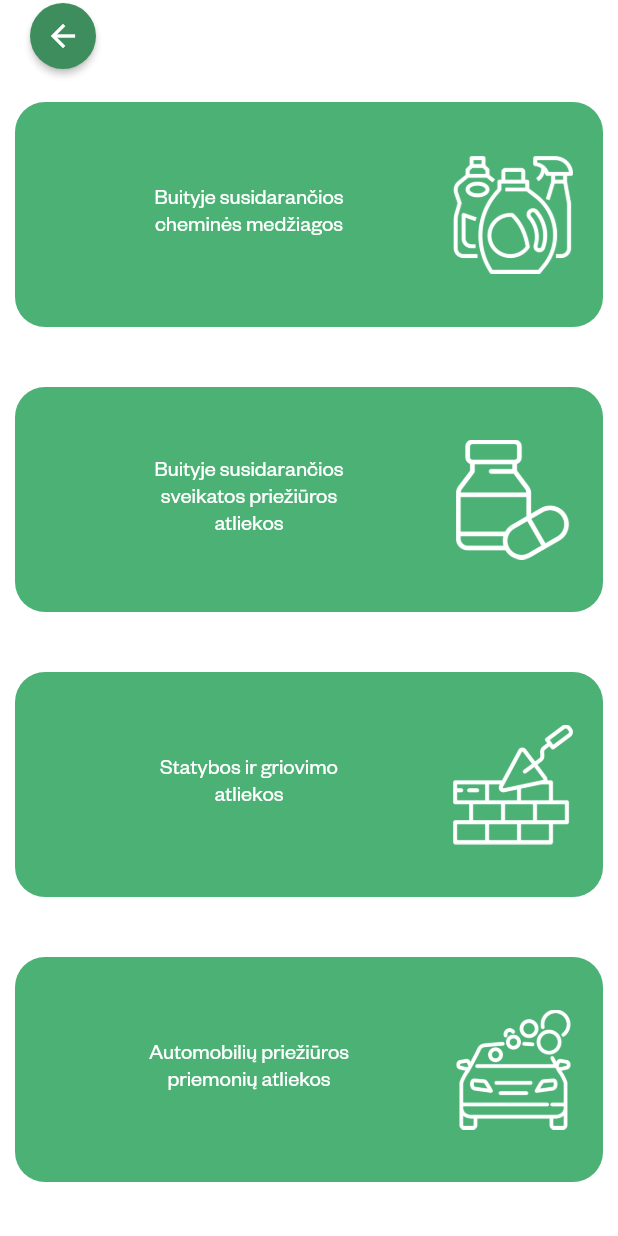
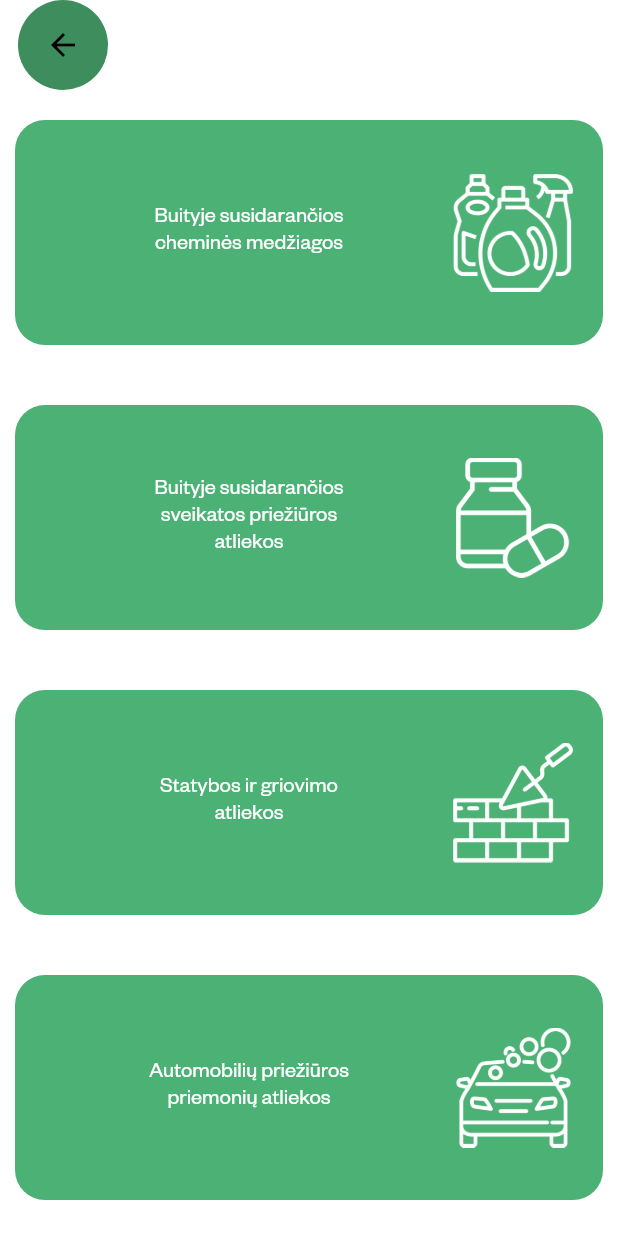
Before and after one commit to AplinkosMinisterija/rusiavimo-irankis, a Flutter app: the screen it shows after launch, after a tap on "Gyventojams", on a phone screen of 412 x 824 dp. Run offline on Flutter 3.47's test engine with Material 2 defaults, Android fonts, the light colour scheme and no system bars; drawn by our look-alikes of auto_size_text; our stand-ins replace bloc, dio, dropdown_button2, easy_localization, equatable, flutter_bloc and 1 more; missing offline and left inert: dart:js.

Commit message:
back button design changes

```diff
--- a/lib/ui/widgets/back_btn.dart
+++ b/lib/ui/widgets/back_btn.dart
@@ -30,7 +30,7 @@ class _BackButtonWidgetState extends State<BackButtonWidget> {
       builder: (context, routeState) {
         return BlocBuilder<FirstStageBloc, FirstStageState>(
           builder: (context, state) {
-            return ElevatedButton(
+            return TextButton(
               style: ElevatedButton.styleFrom(
                 backgroundColor: AppColors.greenBtnHoover,
                 shape: const CircleBorder(),
@@ -64,7 +64,10 @@ class _BackButtonWidgetState extends State<BackButtonWidget> {
                     vertical: 10,
                     horizontal:
                         MediaQuery.of(context).size.width > 768 ? 20 : 0),
-                child: const Icon(Icons.arrow_back),
+                child: const Icon(
+                  Icons.arrow_back,
+                  color: Colors.black,
+                ),
               ),
             );
           },
```
